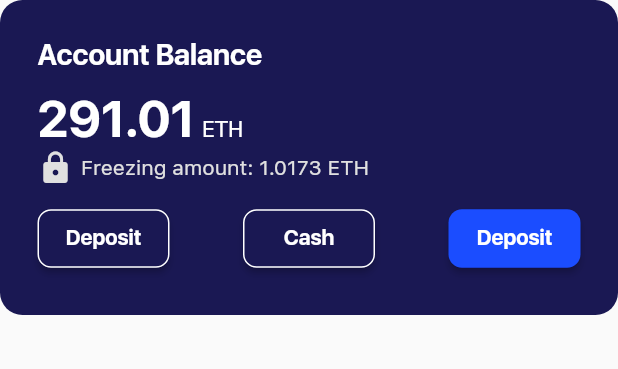
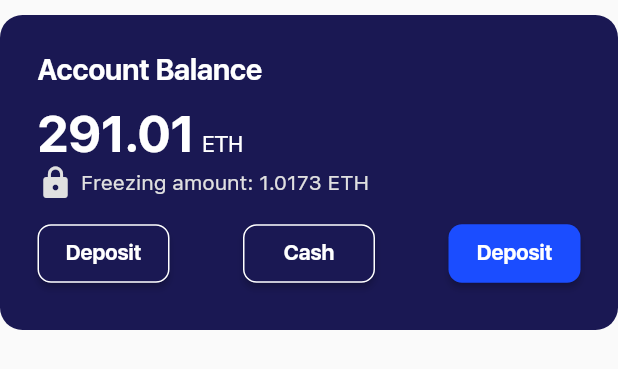
Before and after one commit to NURE-SCAT/GOLI_client, a Flutter app: the AccountInfo widget shown alone on an empty page, opened directly, on a phone screen of 412 x 824 dp. Shown: the top 369 px of the screen. Run offline on Flutter 3.47's test engine with Material 2 defaults, Android fonts, the phone set to English and light mode, and no system bars; network calls fail.

```diff
--- a/lib/components/account_info.dart
+++ b/lib/components/account_info.dart
@@ -4,7 +4,12 @@ import '../theme/custom_colors.dart';
 class AccountInfo extends StatelessWidget {
   @override
   Widget build(BuildContext context) {
-    return Container(
+    return Padding(
+      padding: const EdgeInsets.only(
+        top: 10.0,
+        bottom: 10.0,
+      ),
+      child: Container(
         height: 210,
         padding: EdgeInsets.all(25.0),
         decoration: BoxDecoration(
@@ -107,6 +112,7 @@ class AccountInfo extends StatelessWidget {
             )
           ],
         ),
+      ),
     );
   }
 }
--- a/lib/theme/style.dart
+++ b/lib/theme/style.dart
@@ -15,7 +15,7 @@ Map<int, Color> _color = {
 
 ThemeData appTheme() {
   return ThemeData(
-    primarySwatch: MaterialColor(0xFF312BC1, _color),
+    primarySwatch: MaterialColor(0xFF1A1853, _color),
     accentColor: MaterialColor(0xFF00A2FF, _color),
     fontFamily: 'SFUIDisplay',
     visualDensity: VisualDensity.adaptivePlatformDensity,
```
Also changed, not shown: lib/providers/currency_rate_provider.dart (+20 -0 lines), lib/screens/main_screen.dart (+16 -8 lines). Lines whose indentation alone changed are shown as unchanged.
